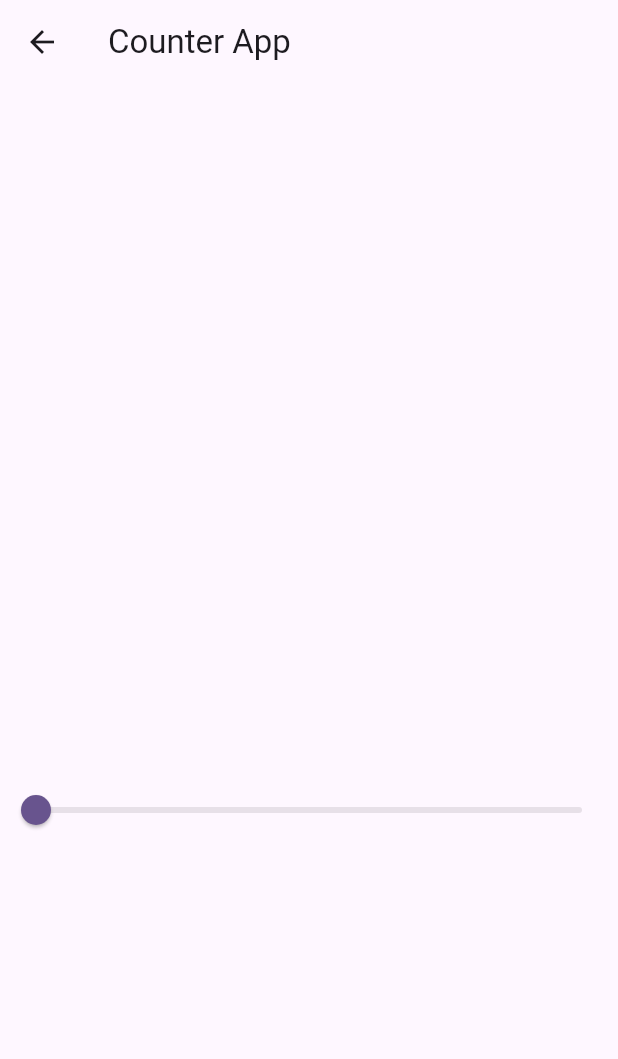
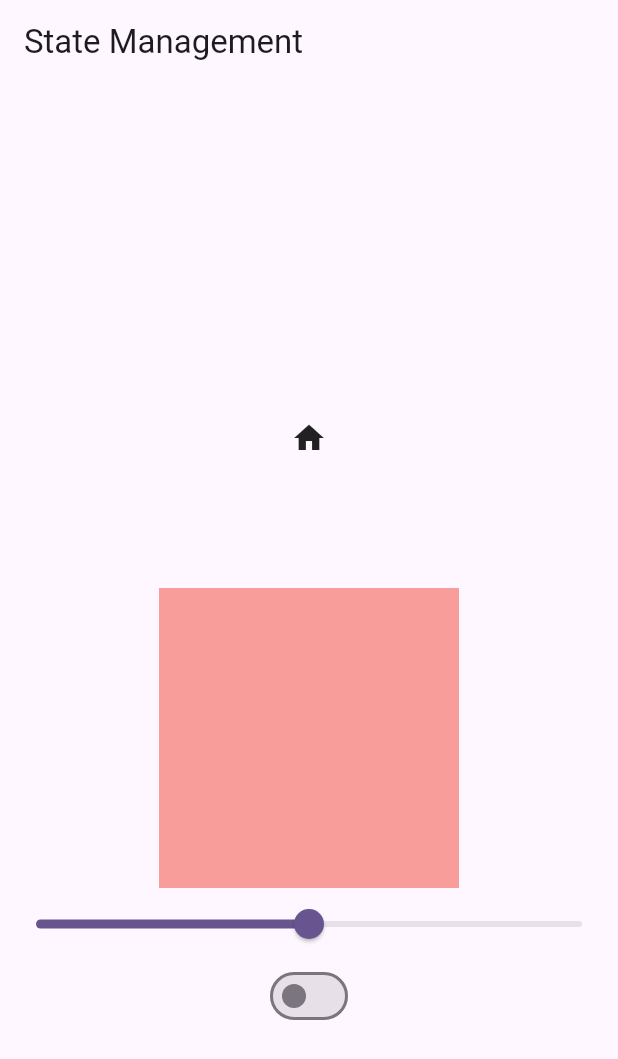
Before and after one commit to Avinash174/Riverpod-Try, a Flutter app: the HomeScreen screen opened directly, on a phone screen of 412 x 824 dp. Shown: the top 1059 px of the screen. Run offline on Flutter 3.47's test engine with Material 3 defaults, Android fonts, the light colour scheme and no system bars; our stand-ins replace flutter_riverpod.

Commit message:
new changes

```diff
--- a/lib/home_screen.dart
+++ b/lib/home_screen.dart
@@ -2,57 +2,78 @@ import 'package:flutter/material.dart';
 import 'package:flutter_riverpod/flutter_riverpod.dart';
 import 'package:riverpod_try/slider_provider.dart';
 
-// to read const value that stae never change
-final hello = Provider<String>((ref) {
-  return 'hello all';
-});
-final age = Provider<int>((ref) {
-  return 11;
-});
-
 class HomeScreen extends ConsumerWidget {
-  HomeScreen({super.key});
-
   @override
   Widget build(BuildContext context, WidgetRef ref) {
-    final slider = ref.watch(slideProvider);
+    final appState = ref.watch(appStateProvider);
+
     return Scaffold(
-      appBar: AppBar(
-        title: Text('Counter App'),
-      ),
+      appBar: AppBar(title: Text('State Management')),
       body: Column(
         mainAxisAlignment: MainAxisAlignment.center,
         children: [
-          Container(
-            height: 200,
-            width: 200,
-            color: Colors.red.withOpacity(slider),
-          ),
-          Slider(
+          Consumer(builder: (context, ref, child) {
+            // ✅ Corrected: Select only `showPassword` from the state
+            final showPassword = ref.watch(
+              appStateProvider.select((state) => state.showPassword),
+            );
+
+            return InkWell(
+              onTap: () {
+                final stateProvider = ref.read(appStateProvider.notifier);
+                // ✅ Corrected: Toggle `showPassword` instead of assigning the same value
+                stateProvider.state = stateProvider.state.copyWith(
+                  showPassword: !showPassword,
+                );
+              },
+              child: Container(
+                height: 200,
+                width: 200,
+                child: showPassword
+                    ? Icon(Icons.remove_red_eye)
+                    : Icon(Icons.home),
+              ),
+            );
+          }),
+          Consumer(builder: (context, ref, child) {
+            // ✅ Watch only `slider` instead of the entire state
+            final slider =
+                ref.watch(appStateProvider.select((state) => state.slider));
+
+            return Container(
+              height: 200,
+              width: 200,
+              color: Colors.red.withOpacity(slider),
+            );
+          }),
+          Consumer(builder: ((context, ref, child) {
+            // ✅ Use the correct slider value
+            final slider =
+                ref.watch(appStateProvider.select((state) => state.slider));
+
+            return Slider(
               value: slider,
               onChanged: (value) {
-                ref.read(slideProvider.notifier).state == value;
-              })
+                ref.read(appStateProvider.notifier).state =
+                    appState.copyWith(slider: value);
+              },
+            );
+          })),
+          Consumer(builder: (context, ref, child) {
+            // ✅ Watch only `showPassword`
+            final showPassword = ref
+                .watch(appStateProvider.select((state) => state.showPassword));
+
+            return Switch(
+              value: showPassword,
+              onChanged: (value) {
+                ref.read(appStateProvider.notifier).state =
+                    appState.copyWith(showPassword: value);
+              },
+            );
+          }),
         ],
       ),
     );
   }
 }
-
-
-// class HomeScreen extends ConsumerWidget {
-//   const HomeScreen({super.key});
-
-//   @override
-//   Widget build(BuildContext context, WidgetRef ref) {
-//     final subscribe = ref.watch(hello);
-//     final age1 = ref.watch(age);
-//     return Scaffold(
-//       body: Center(
-//         child: Text(
-//           subscribe + " " + " " + age1.toString(),
-//         ),
-//       ),
-//     );
-//   }
-// }
--- a/lib/main.dart
+++ b/lib/main.dart
@@ -28,7 +28,7 @@ class _MyAppState extends State<MyApp> {
           ),
           useMaterial3: true,
         ),
-        home: const CounterAppWithStateful(),
+        home: HomeScreen(),
       ),
     );
   }
```
Also changed, not shown: lib/slider_provider.dart (+20 -2 lines).
